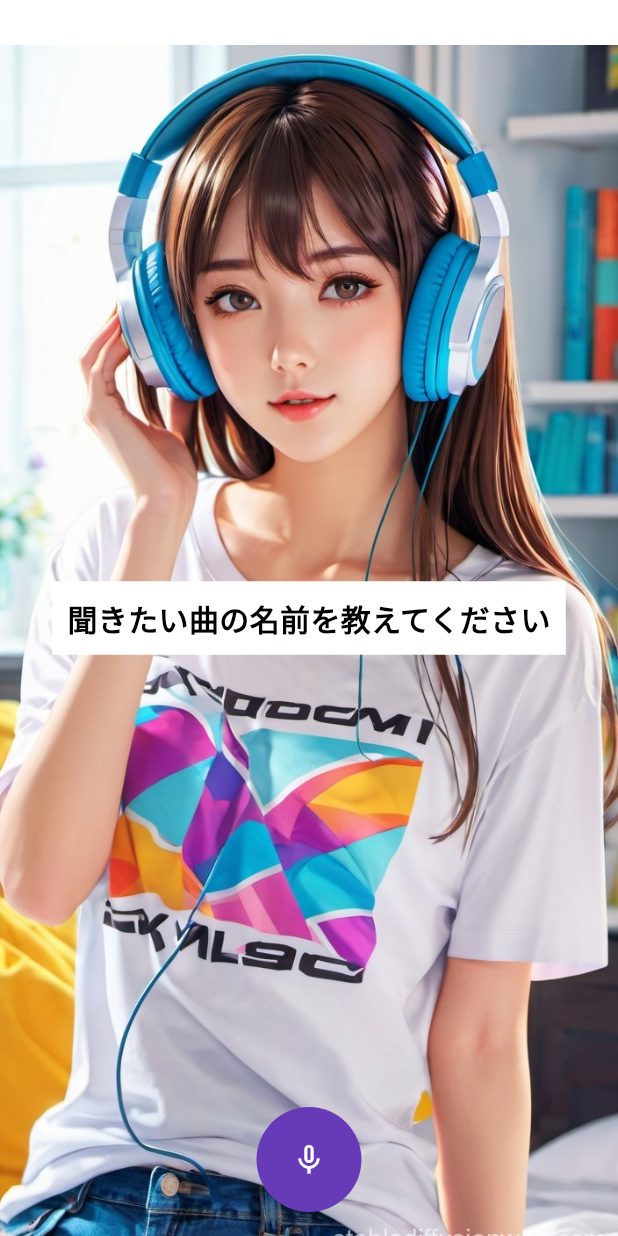
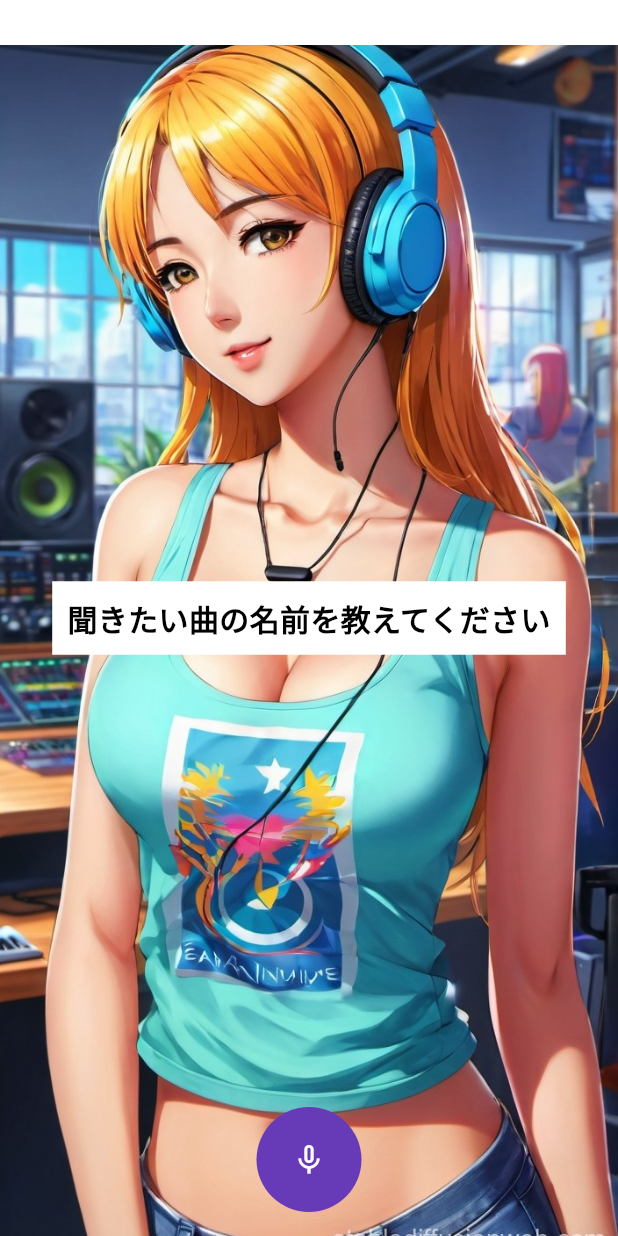
Before and after one commit to Ittalian/Spotify_Automation_for_Flutter, a Flutter app: the screen it shows after launch, on a phone screen of 412 x 824 dp. Run offline on Flutter 3.47's test engine with Material 3 defaults, Android fonts, the phone set to English and light mode, and no system bars; drawn by our look-alikes of avatar_glow; our stand-ins replace speech_to_text.

Commit message:
画像追加

```diff
--- a/lib/main.dart
+++ b/lib/main.dart
@@ -3,7 +3,8 @@ import 'package:flutter/material.dart';
 import 'package:http/http.dart' as http; // HTTPリクエスト用パッケージ
 import 'dart:convert';
 
-import 'package:speech_to_text/speech_to_text.dart'; // JSONへの変換用パッケージ
+import 'package:speech_to_text/speech_to_text.dart';
+import 'package:spotify_automation/model/images.dart'; // JSONへの変換用パッケージ
 
 void main() {
   runApp(const MyApp());
@@ -75,11 +76,11 @@ class _MyHomePageState extends State<MyHomePage> {
 
   @override
   Widget build(BuildContext context) {
+    String imagesPath = Images().getImagePath();
     return Container(
         margin: const EdgeInsets.only(top: 30),
-        decoration: const BoxDecoration(
-          image: DecorationImage(
-              image: AssetImage("images/home_image.png"), fit: BoxFit.cover),
+        decoration: BoxDecoration(
+          image: DecorationImage(image: AssetImage(imagesPath), fit: BoxFit.cover),
         ),
         child: Scaffold(
           backgroundColor: Colors.white.withOpacity(0),
--- /dev/null
+++ b/lib/model/images.dart
@@ -0,0 +1,18 @@
+import 'dart:math';
+
+class Images {
+  Images();
+  List<String> imagePathes = [
+    "images/home_image.png",
+    "images/home_image2.png",
+    "images/home_image3.png",
+    "images/home_image4.png",
+    "images/home_image5.png",
+  ];
+
+  String getImagePath() {
+    final random = Random();
+    int randomIndex = random.nextInt(imagePathes.length);
+    return imagePathes[randomIndex];
+  }
+}
--- a/pubspec.yaml
+++ b/pubspec.yaml
@@ -74,7 +74,7 @@ flutter:
 
   # To add assets to your application, add an assets section, like this:
   assets:
-    - images/home_image.png
+    - images/
   #   - images/a_dot_ham.jpeg
 
   # An image asset can refer to one or more resolution-specific "variants", see
```
Also changed, not shown: images/home_image.png, images/home_image2.png (added), images/home_image3.png (added), images/home_image4.png (added), images/home_image5.png (added), images/icon_background.png, images/icon_foreground.png, 36 other files. Lines whose indentation alone changed are shown as unchanged.
